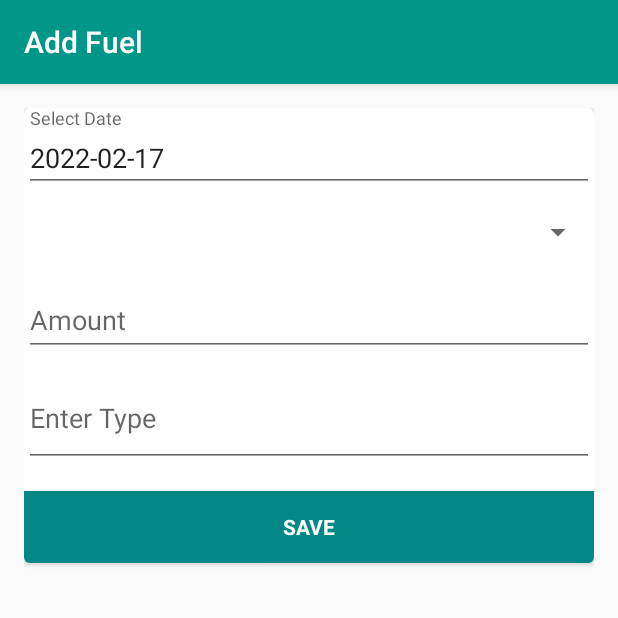
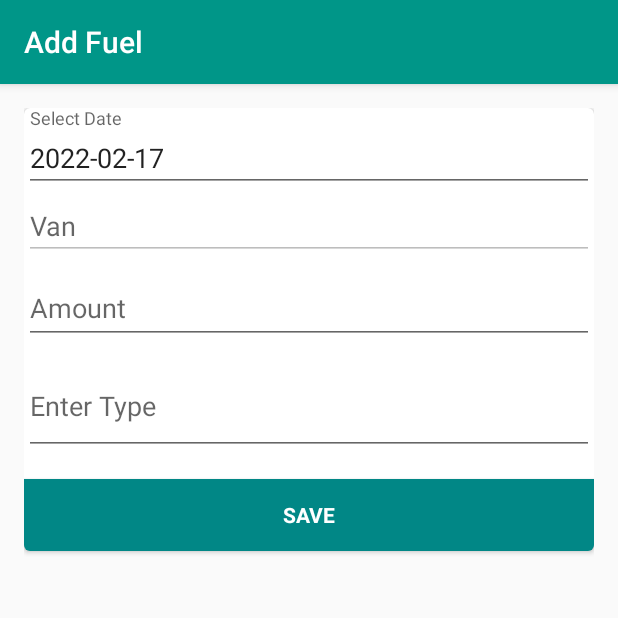
Before and after one commit to rutuja-dhore/attendance-app, an Android app: the AddFuelActivity screen opened directly, with no data from a screen before it, on a phone screen of 412 x 824 dp, the top half of it. Run offline under Robolectric (Android 15) with nearby library versions, the phone set to English and light mode, and no system bars; our stand-ins replace Volley; 1 statement that could not run was skipped.

Commit message:
fixed bug

```diff
--- a/app/src/main/java/attendance/enterprise/com/enterpriseattendance/AddFuelActivity.java
+++ b/app/src/main/java/attendance/enterprise/com/enterpriseattendance/AddFuelActivity.java
@@ -38,11 +38,10 @@ import java.util.Calendar;
 import java.util.Date;
 import java.util.List;
 
-public class AddFuelActivity extends AppCompatActivity implements AdapterView.OnItemSelectedListener, View.OnClickListener {
+public class AddFuelActivity extends AppCompatActivity implements View.OnClickListener {
 
 
-    Spinner spinnerVan;
-    EditText txtDate, txtAmount, txtType;
+    EditText txtDate, txtAmount, txtType,txtVan;
     private int mYear, mMonth, mDay, mHour, mMinute, mSec;
     String selectedVan;
     final String vanDomain = "http://34.93.190.224:8080/admin/vans";
@@ -65,15 +64,10 @@ public class AddFuelActivity extends AppCompatActivity implements AdapterView.On
 
         setContentView(R.layout.activity_add_fuel);
 
-        spinnerVan = (Spinner) findViewById(R.id.spinnerVan);
-        List<String> vans = new ArrayList<String>();
-        loadVans(vans, vanDomain, "number");
-        spinnerVan.setOnItemSelectedListener(this);
-
         txtDate = (EditText) findViewById(R.id.in_date);
         txtAmount = (EditText) findViewById(R.id.editTextAmount);
         txtType = (EditText) findViewById(R.id.editTextType);
-
+        txtVan = (EditText) findViewById(R.id.editTextVan);
         txtDate.setOnClickListener(this);
         cardAdd = findViewById(R.id.cardAdd);
         cardDetails = findViewById(R.id.cardDetails);
@@ -108,7 +102,7 @@ public class AddFuelActivity extends AppCompatActivity implements AdapterView.On
             cardAdd.setVisibility(View.VISIBLE);
             cardDetails.setVisibility(View.INVISIBLE);
             txtDate.setText(formatter.format(new Date()));
-
+            txtVan.setText(userObject.getVanNumber());
         }
     }
 
@@ -142,14 +136,6 @@ public class AddFuelActivity extends AppCompatActivity implements AdapterView.On
             return false;
         }
 
-        if (spinnerVan.getSelectedItem() == "Select Van") {
-            TextView errorText = (TextView) spinnerVan.getSelectedView();
-            errorText.setError("");
-            errorText.setTextColor(Color.RED);//just to highlight that this is an error
-            errorText.setText("Select Van");//changes the selected item text to this
-            spinnerVan.requestFocus();
-            return false;
-        }
         return true;
     }
 
@@ -222,7 +208,7 @@ public class AddFuelActivity extends AppCompatActivity implements AdapterView.On
                 try {
                     postparams.put("type", txtType.getText());
                     postparams.put("amount", txtAmount.getText());
-                    postparams.put("vanNumber", spinnerVan.getSelectedItem().toString());
+                    postparams.put("vanNumber", txtVan.getText());
                     postparams.put("logDate", txtDate.getText());
 
                 } catch (JSONException e) {
@@ -234,55 +220,4 @@ public class AddFuelActivity extends AppCompatActivity implements AdapterView.On
             }
         }
     }
-
-    @Override
-    public void onItemSelected(AdapterView<?> parent, View view, int position, long id) {
-        if (spinnerVan.getSelectedItem() != "Select Van") {
-            String item = parent.getItemAtPosition(position).toString();
-
-        }
-    }
-
-    @Override
-    public void onNothingSelected(AdapterView<?> parent) {
-
-    }
-
-    public void addItemsOnSpinnerVan(final List<String> vans) {
-        ArrayAdapter<String> dataAdapter = new ArrayAdapter<String>(this, android.R.layout.simple_spinner_item);
-        dataAdapter.add("Select Van");
-        dataAdapter.addAll(vans);
-        dataAdapter.setDropDownViewResource(android.R.layout.simple_spinner_dropdown_item);
-        spinnerVan.setAdapter(dataAdapter);
-    }
-
-
-    private void loadVans(final List<String> vans, String JSON_URL, final String paramName) {
-        StringRequest stringRequest = new StringRequest(Request.Method.GET, JSON_URL,
-                new Response.Listener<String>() {
-                    @Override
-                    public void onResponse(String response) {
-                        try {
-                            JSONArray heroArray = new JSONArray(response);
-                            if (heroArray.length() > 0) {
-                                for (int i = 0; i < heroArray.length(); i++) {
-                                    JSONObject heroObject = heroArray.getJSONObject(i);
-                                    vans.add(heroObject.getString(paramName));
-                                }
-                                addItemsOnSpinnerVan(vans);
-                            }
-                        } catch (JSONException e) {
-                            e.printStackTrace();
-                        }
-                    }
-                },
-                new Response.ErrorListener() {
-                    @Override
-                    public void onErrorResponse(VolleyError error) {
-                        Toast.makeText(getApplicationContext(), error.getMessage(), Toast.LENGTH_SHORT).show();
-                    }
-                });
-        MySingleTon.getInstance(AddFuelActivity.this).addToRequestQue(stringRequest);
-
-    }
 }
--- a/app/src/main/res/layout/activity_add_fuel.xml
+++ b/app/src/main/res/layout/activity_add_fuel.xml
@@ -56,13 +56,14 @@
                         android:hint="Select Date" />
                 </com.google.android.material.textfield.TextInputLayout>
 
-                <Spinner
-                    android:id="@+id/spinnerVan"
+                <EditText
+                    android:id="@+id/editTextVan"
                     android:layout_width="match_parent"
-                    android:layout_height="53dp"
-                    android:layout_weight="1"
-
-                    android:spinnerMode="dialog" />
+                    android:layout_height="wrap_content"
+                    android:enabled="false"
+                    android:hint="Van"
+                    android:imeActionId="6"
+                    android:singleLine="true" />
 
                 <com.google.android.material.textfield.TextInputLayout
 
```
Also changed, not shown: 49 other files.
